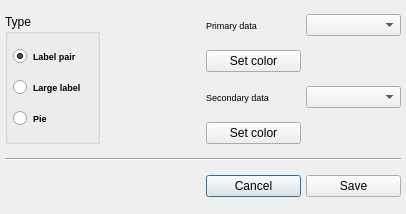
Old version of the form radeon-profile/dialogs/dialog_deinetopbaritem.ui in the repository marazmista/radeon-profile.
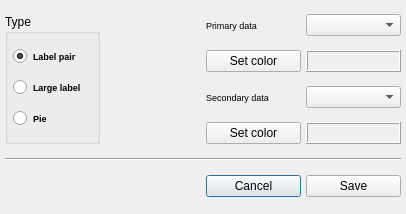
New version of the form.

Patch:
```diff
--- a/radeon-profile/dialogs/dialog_deinetopbaritem.ui
+++ b/radeon-profile/dialogs/dialog_deinetopbaritem.ui
@@ -62,9 +62,6 @@
      </property>
     </widget>
    </item>
-   <item row="1" column="3">
-    <widget class="QWidget" name="widget_primaryColor" native="true"/>
-   </item>
    <item row="4" column="0" colspan="4">
     <widget class="Line" name="line">
      <property name="orientation">
@@ -147,9 +144,6 @@
      </layout>
     </widget>
    </item>
-   <item row="3" column="3">
-    <widget class="QWidget" name="widget_secondaryColor" native="true"/>
-   </item>
    <item row="2" column="2">
     <widget class="QLabel" name="label_2">
      <property name="font">
@@ -197,6 +191,26 @@
      </property>
     </spacer>
    </item>
+   <item row="1" column="3">
+    <widget class="QFrame" name="frame_primaryColor">
+     <property name="frameShape">
+      <enum>QFrame::Box</enum>
+     </property>
+     <property name="frameShadow">
+      <enum>QFrame::Raised</enum>
+     </property>
+    </widget>
+   </item>
+   <item row="3" column="3">
+    <widget class="QFrame" name="frame_secondaryColor">
+     <property name="frameShape">
+      <enum>QFrame::Box</enum>
+     </property>
+     <property name="frameShadow">
+      <enum>QFrame::Raised</enum>
+     </property>
+    </widget>
+   </item>
   </layout>
  </widget>
  <resources/>
```
